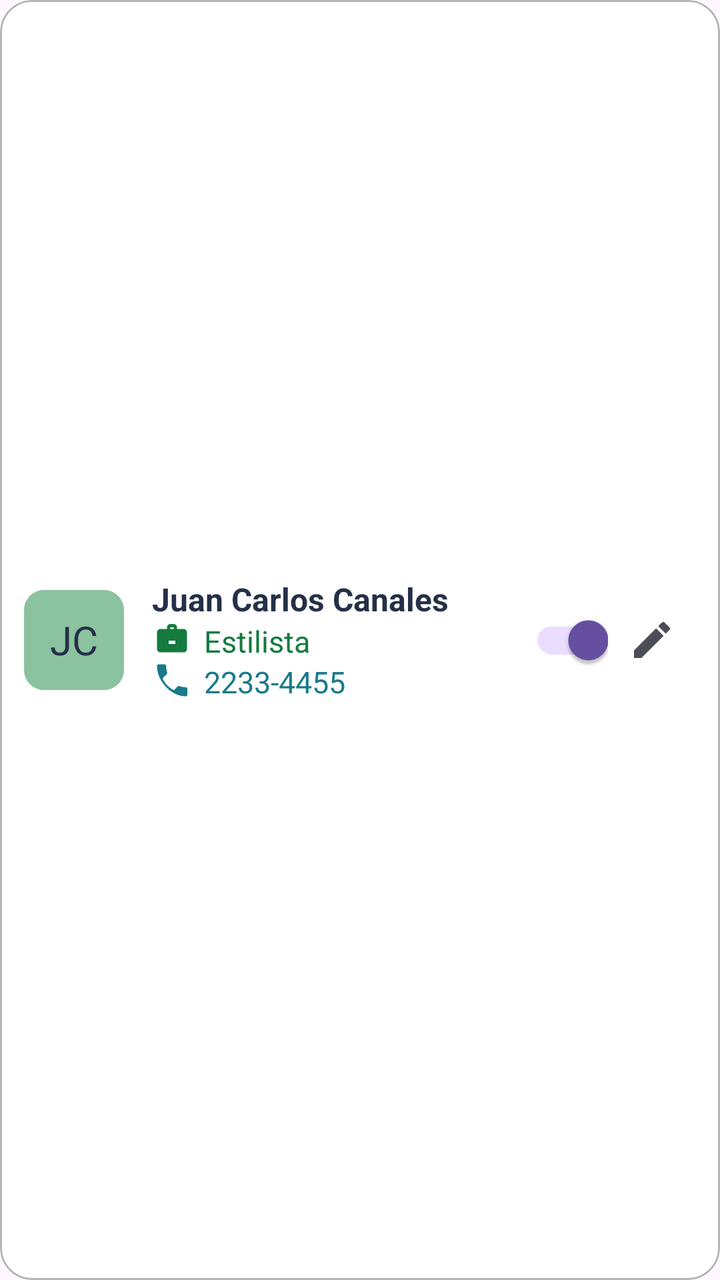
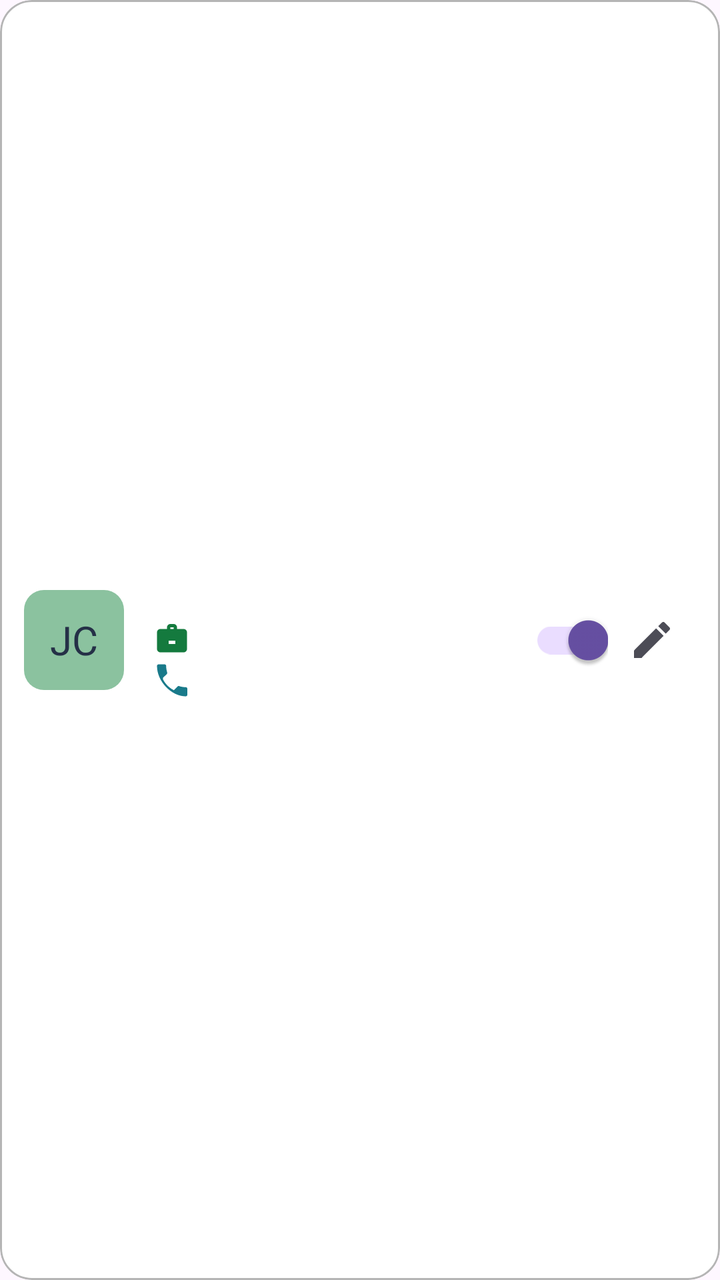

Two renders of the same Android screen: before a commit and after it. Below are the layout's source before the change and the commit's diff.
<!-- AndroidManifest.xml: application theme Theme.Proyect_BS -->
<!-- res/layout/item_admin_barber.xml -->
<?xml version="1.0" encoding="utf-8"?>
<com.google.android.material.card.MaterialCardView xmlns:android="http://schemas.android.com/apk/res/android" xmlns:app="http://schemas.android.com/apk/res-auto"
    android:layout_width="match_parent" android:layout_height="94dp" android:layout_marginBottom="12dp" app:cardBackgroundColor="@android:color/white" app:cardCornerRadius="16dp" app:strokeColor="#B5B5B5" app:strokeWidth="1dp">
    <LinearLayout android:layout_width="match_parent" android:layout_height="match_parent" android:gravity="center_vertical" android:padding="12dp">
        <TextView android:id="@+id/disabled_barber_avatar" android:layout_width="50dp" android:layout_height="50dp" android:background="@drawable/bg_module_profile" android:gravity="center" android:text="JC" android:textColor="#253047" android:textSize="20sp" />
        <LinearLayout android:layout_width="0dp" android:layout_height="wrap_content" android:layout_marginStart="14dp" android:layout_weight="1" android:orientation="vertical">
            <TextView android:layout_width="wrap_content" android:layout_height="wrap_content" android:text="Juan Carlos Canales" android:textColor="#253047" android:textSize="16sp" android:textStyle="bold" />
            <TextView android:layout_width="wrap_content" android:layout_height="wrap_content" android:drawableStart="@drawable/ic_work" android:drawableTint="#147A3E" android:drawablePadding="6dp" android:text="Estilista" android:textColor="#147A3E" android:textSize="15sp" />
            <TextView android:layout_width="wrap_content" android:layout_height="wrap_content" android:drawableStart="@drawable/ic_phone" android:drawableTint="#197A8A" android:drawablePadding="6dp" android:text="2233-4455" android:textColor="#197A8A" android:textSize="15sp" />
        </LinearLayout>
        <com.google.android.material.switchmaterial.SwitchMaterial android:id="@+id/barber_active_switch" android:layout_width="wrap_content" android:layout_height="wrap_content" android:checked="true" />
        <ImageView android:id="@+id/action_edit_barber" android:layout_width="44dp" android:layout_height="44dp" android:padding="10dp" android:src="@drawable/ic_edit" android:tint="#4C4C56" />
    </LinearLayout>
</com.google.android.material.card.MaterialCardView>
<!-- resources referenced by this layout -->
<resources>
  <!-- drawable bg_module_profile (drawable) -->
  <?xml version="1.0" encoding="utf-8"?>
  <shape xmlns:android="http://schemas.android.com/apk/res/android"
      android:shape="rectangle">
      <solid android:color="#8BC29F" />
      <corners android:radius="10dp" />
  </shape>
  <!-- drawable ic_edit (drawable) -->
  <?xml version="1.0" encoding="utf-8"?>
  <vector xmlns:android="http://schemas.android.com/apk/res/android"
      android:width="24dp"
      android:height="24dp"
      android:viewportWidth="24"
      android:viewportHeight="24">
      <path
          android:fillColor="#FF000000"
          android:pathData="M3,17.25V21h3.75L17.81,9.94l-3.75,-3.75L3,17.25zM20.71,7.04c0.39,-0.39 0.39,-1.02 0,-1.41l-2.34,-2.34a0.9959,0.9959 0,0 0,-1.41 0l-1.83,1.83 3.75,3.75 1.83,-1.83z" />
  </vector>
  <!-- drawable ic_phone (drawable) -->
  <vector xmlns:android="http://schemas.android.com/apk/res/android" android:width="20dp" android:height="20dp" android:viewportWidth="24" android:viewportHeight="24">
      <path android:fillColor="#FF000000" android:pathData="M6.6,10.8c1.4,2.8 3.7,5.1 6.5,6.5l2.2,-2.2c0.3,-0.3 0.7,-0.4 1.1,-0.2 1.2,0.4 2.5,0.6 3.8,0.6 0.6,0 1,0.4 1,1V20c0,0.6 -0.4,1 -1,1C11.8,21 3,12.2 3,2.8c0,-0.6 0.4,-1 1,-1H7.5c0.6,0 1,0.4 1,1 0,1.3 0.2,2.6 0.6,3.8 0.1,0.4 0,0.8 -0.2,1.1l-2.3,2.1z"/>
  </vector>
  <!-- drawable ic_work (drawable) -->
  <vector xmlns:android="http://schemas.android.com/apk/res/android" android:width="20dp" android:height="20dp" android:viewportWidth="24" android:viewportHeight="24">
      <path android:fillColor="#FF000000" android:pathData="M9,5V4c0,-1.1 0.9,-2 2,-2h2c1.1,0 2,0.9 2,2v1h4c1.1,0 2,0.9 2,2v10c0,1.1 -0.9,2 -2,2H5c-1.1,0 -2,-0.9 -2,-2V7c0,-1.1 0.9,-2 2,-2h4M11,4v1h2V4h-2M3,10h18M10,14h4v-2h-4v2z"/>
  </vector>
  <style name="Theme.Proyect_BS" parent="Base.Theme.Proyect_BS" />
  <style name="Base.Theme.Proyect_BS" parent="Theme.Material3.Light.NoActionBar">
          <item name="adminSearchBackground">@android:color/white</item>
          <item name="adminSearchTextColor">#333333</item>
          <item name="adminSearchHintColor">#757575</item>
          <item name="adminSearchIconColor">#464646</item>
          <item name="android:fontFamily">sans-serif</item>
          <item name="android:statusBarColor">#C51B20</item>
          <item name="android:navigationBarColor">#000000</item>
          <item name="android:windowLightStatusBar">false</item>
      </style>
</resources>

<!-- the commit's change to res/layout/item_admin_barber.xml (unified diff, before → after) -->
@@ -2,11 +2,11 @@
 <com.google.android.material.card.MaterialCardView xmlns:android="http://schemas.android.com/apk/res/android" xmlns:app="http://schemas.android.com/apk/res-auto"
     android:layout_width="match_parent" android:layout_height="94dp" android:layout_marginBottom="12dp" app:cardBackgroundColor="@android:color/white" app:cardCornerRadius="16dp" app:strokeColor="#B5B5B5" app:strokeWidth="1dp">
     <LinearLayout android:layout_width="match_parent" android:layout_height="match_parent" android:gravity="center_vertical" android:padding="12dp">
-        <TextView android:id="@+id/disabled_barber_avatar" android:layout_width="50dp" android:layout_height="50dp" android:background="@drawable/bg_module_profile" android:gravity="center" android:text="JC" android:textColor="#253047" android:textSize="20sp" />
+        <TextView android:id="@+id/barber_avatar" android:layout_width="50dp" android:layout_height="50dp" android:background="@drawable/bg_module_profile" android:gravity="center" android:text="JC" android:textColor="#253047" android:textSize="20sp" />
         <LinearLayout android:layout_width="0dp" android:layout_height="wrap_content" android:layout_marginStart="14dp" android:layout_weight="1" android:orientation="vertical">
-            <TextView android:layout_width="wrap_content" android:layout_height="wrap_content" android:text="Juan Carlos Canales" android:textColor="#253047" android:textSize="16sp" android:textStyle="bold" />
-            <TextView android:layout_width="wrap_content" android:layout_height="wrap_content" android:drawableStart="@drawable/ic_work" android:drawableTint="#147A3E" android:drawablePadding="6dp" android:text="Estilista" android:textColor="#147A3E" android:textSize="15sp" />
-            <TextView android:layout_width="wrap_content" android:layout_height="wrap_content" android:drawableStart="@drawable/ic_phone" android:drawableTint="#197A8A" android:drawablePadding="6dp" android:text="2233-4455" android:textColor="#197A8A" android:textSize="15sp" />
+            <TextView android:id="@+id/barber_name" android:layout_width="wrap_content" android:layout_height="wrap_content" android:textColor="#253047" android:textSize="16sp" android:textStyle="bold" />
+            <TextView android:id="@+id/barber_specialty" android:layout_width="wrap_content" android:layout_height="wrap_content" android:drawableStart="@drawable/ic_work" android:drawableTint="#147A3E" android:drawablePadding="6dp" android:textColor="#147A3E" android:textSize="15sp" />
+            <TextView android:id="@+id/barber_phone" android:layout_width="wrap_content" android:layout_height="wrap_content" android:drawableStart="@drawable/ic_phone" android:drawableTint="#197A8A" android:drawablePadding="6dp" android:textColor="#197A8A" android:textSize="15sp" />
         </LinearLayout>
         <com.google.android.material.switchmaterial.SwitchMaterial android:id="@+id/barber_active_switch" android:layout_width="wrap_content" android:layout_height="wrap_content" android:checked="true" />
         <ImageView android:id="@+id/action_edit_barber" android:layout_width="44dp" android:layout_height="44dp" android:padding="10dp" android:src="@drawable/ic_edit" android:tint="#4C4C56" />
